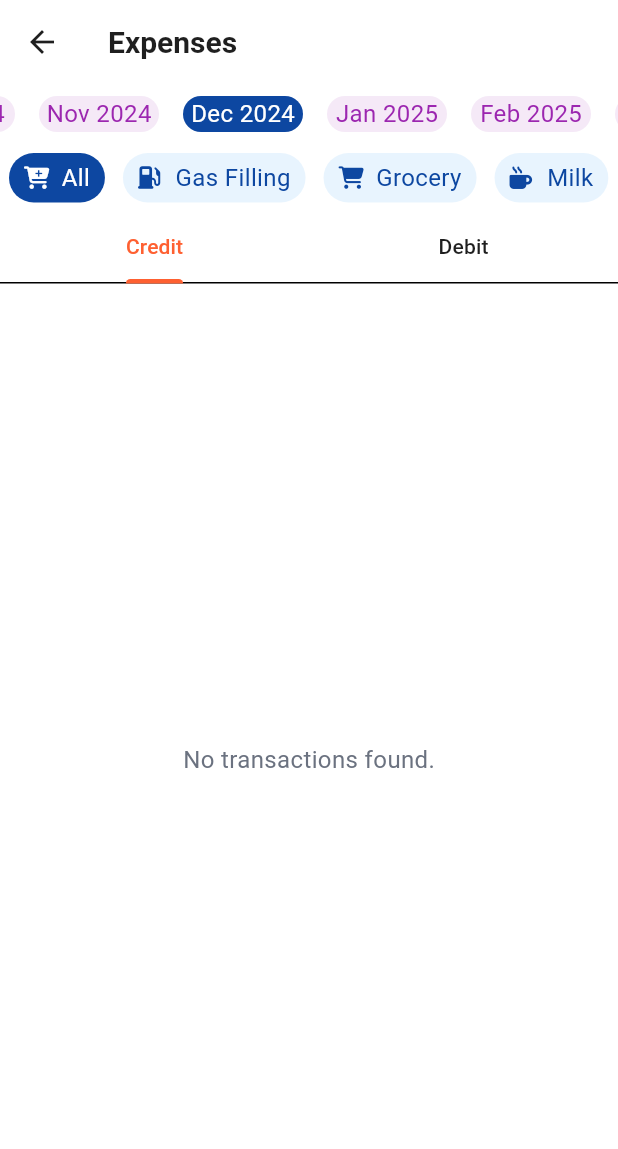
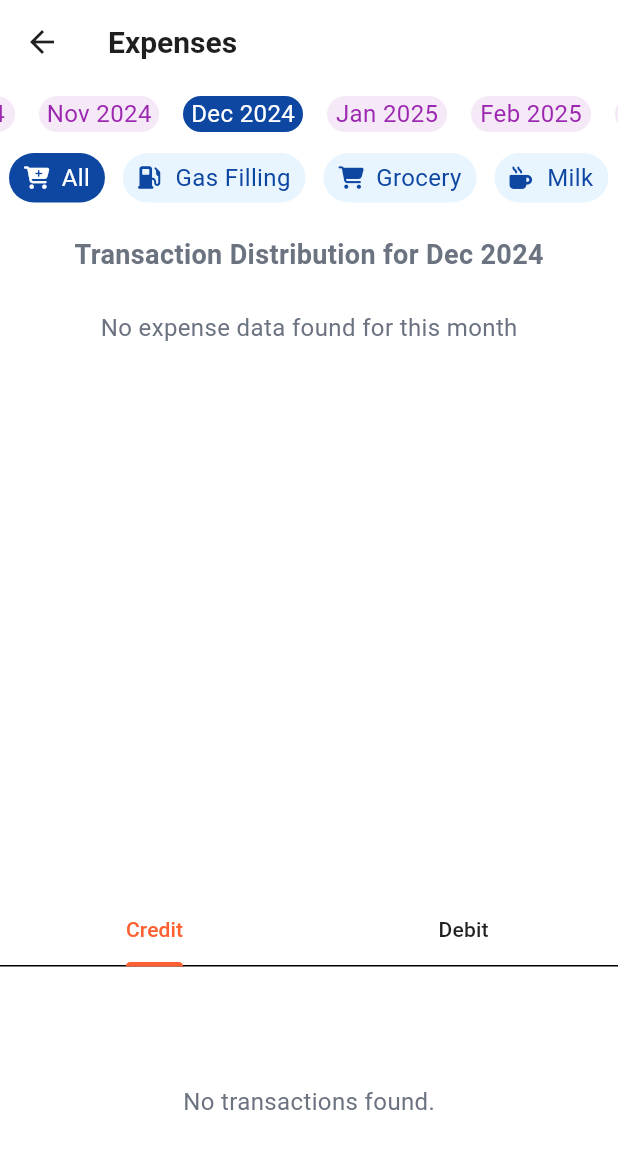
Before and after one commit to DakshKatewa/FINWISE-2.0, a Flutter app: the TransactionScreen screen opened directly, after a tap on an icon or button, on a phone screen of 412 x 824 dp. Shown: the top 1149 px of the screen. Run offline on Flutter 3.47's test engine with Material 3 defaults, Android fonts, the phone set to English and light mode, and no system bars; our stand-ins replace auto_size_text, cloud_firestore, firebase_auth, firebase_core, fl_chart, font_awesome_flutter; accounts and stored records are empty.

Commit message:
chart functionality

```diff
--- a/lib/screens/transaction_screen.dart
+++ b/lib/screens/transaction_screen.dart
@@ -1,3 +1,4 @@
+import 'package:budgettraker/widgets/expense_insights.dart';
 import 'package:flutter/material.dart';
 import 'package:intl/intl.dart';
 
@@ -23,7 +24,6 @@ class _TransactionScreenState extends State<TransactionScreen> {
     monthYear = DateFormat('MMM y').format(now);
   }
 
-//check here
   void refreshState() {
     setState(() {});
   }
@@ -31,9 +31,7 @@ class _TransactionScreenState extends State<TransactionScreen> {
   @override
   Widget build(BuildContext context) {
     return Scaffold(
-      appBar: AppBar(
-        title: const Text("Expenses"),
-      ),
+      appBar: AppBar(title: const Text("Expenses")),
       body: Column(
         children: [
           TimeLineMonth(
@@ -54,10 +52,17 @@ class _TransactionScreenState extends State<TransactionScreen> {
               }
             },
           ),
-          TypeTabBar(
-            category: category,
-            monthYear: monthYear,
-            onTransactionDeleted: refreshState,
+          Flexible(
+            flex: 2, // Gives more space to the chart
+            child: ExpenseInsights(selectedMonth: monthYear),
+          ),
+          // Replace Expanded with Flexible
+          Flexible(
+            child: TypeTabBar(
+              category: category,
+              monthYear: monthYear,
+              onTransactionDeleted: refreshState,
+            ),
           ),
         ],
       ),
--- /dev/null
+++ b/lib/widgets/expense_insights.dart
@@ -0,0 +1,289 @@
+import 'package:cloud_firestore/cloud_firestore.dart';
+import 'package:firebase_auth/firebase_auth.dart';
+import 'package:fl_chart/fl_chart.dart';
+import 'package:flutter/material.dart';
+import 'package:intl/intl.dart';
+
+class ExpenseInsights extends StatefulWidget {
+  final String selectedMonth; // Expected format: "Apr 2025"
+
+  const ExpenseInsights({super.key, required this.selectedMonth});
+
+  @override
+  State<ExpenseInsights> createState() => _ExpenseInsightsState();
+}
+
+class _ExpenseInsightsState extends State<ExpenseInsights> {
+  late Future<Map<String, double>> _expensesFuture;
+  bool _hasError = false;
+  String _errorMessage = '';
+
+  @override
+  void initState() {
+    super.initState();
+    _expensesFuture = _fetchExpensesGroupedByCategory();
+  }
+
+  @override
+  void didUpdateWidget(covariant ExpenseInsights oldWidget) {
+    super.didUpdateWidget(oldWidget);
+    if (oldWidget.selectedMonth != widget.selectedMonth) {
+      setState(() {
+        _hasError = false;
+        _errorMessage = '';
+        _expensesFuture = _fetchExpensesGroupedByCategory();
+      });
+    }
+  }
+
+  // In ExpenseInsights
+  Future<Map<String, double>> _fetchExpensesGroupedByCategory() async {
+    try {
+      print("Fetching data for month: ${widget.selectedMonth}");
+
+      // Check for null user with more detailed error info
+      final user = FirebaseAuth.instance.currentUser;
+      if (user == null) {
+        print("Error: Current user is null");
+        setState(() {
+          _hasError = true;
+          _errorMessage = "User not logged in";
+        });
+        return {"No Data": 1.0};
+      }
+
+      // Safe date parsing with error handling
+      DateTime parsedDate;
+      try {
+        parsedDate = DateFormat('MMM y').parse(widget.selectedMonth);
+        print("Successfully parsed date: $parsedDate");
+      } catch (e) {
+        print("Error parsing date '${widget.selectedMonth}': $e");
+        setState(() {
+          _hasError = true;
+          _errorMessage = "Invalid date format";
+        });
+        return {"Error": 1.0};
+      }
+
+      // Use monthyear field for filtering
+      final monthYearFilter = DateFormat('MMM y').format(parsedDate);
+      print("Using month/year filter: $monthYearFilter");
+
+      // Query Firestore with proper error handling
+      QuerySnapshot snapshot;
+      try {
+        snapshot =
+            await FirebaseFirestore.instance
+                .collection('users')
+                .doc(user.uid)
+                .collection('transactions')
+                .where('monthyear', isEqualTo: monthYearFilter)
+                .get();
+
+        print("Fetched ${snapshot.docs.length} documents");
+      } catch (e) {
+        print("Error querying Firestore: $e");
+        setState(() {
+          _hasError = true;
+          _errorMessage = "Database query failed";
+        });
+        return {"Error": 1.0};
+      }
+
+      Map<String, double> categoryTotals = {};
+
+      // Safely process documents with null checks
+      for (var doc in snapshot.docs) {
+        try {
+          final data = doc.data() as Map<String, dynamic>;
+
+          // Use null-safe access for all fields
+          String category = data['category'] as String? ?? 'Uncategorized';
+          String type = data['type'] as String? ?? 'Unknown';
+
+          // Handle numeric conversion safely
+          double amount;
+          if (data['amount'] is num) {
+            amount = (data['amount'] as num).toDouble();
+          } else {
+            print("Warning: Invalid amount in document ${doc.id}");
+            continue; // Skip this document
+          }
+
+          // Format category name
+          String displayCategory;
+          if (type.isNotEmpty) {
+            displayCategory =
+                "$category (${type[0].toUpperCase()}${type.substring(1)})";
+          } else {
+            displayCategory = "$category (Unknown)";
+          }
+
+          print("Category: $displayCategory, Amount: $amount");
+          categoryTotals[displayCategory] =
+              (categoryTotals[displayCategory] ?? 0) + amount;
+        } catch (e) {
+          print("Error processing document ${doc.id}: $e");
+          // Continue to next document
+        }
+      }
+
+      print("Final category totals: $categoryTotals");
+
+      if (categoryTotals.isEmpty) {
+        categoryTotals = {"No Data": 1.0};
+      }
+
+      return categoryTotals;
+    } catch (e, stackTrace) {
+      print("Error in _fetchExpensesGroupedByCategory: $e");
+      print("Stack trace: $stackTrace");
+      setState(() {
+        _hasError = true;
+        _errorMessage = e.toString();
+      });
+      return {"Error": 1.0};
+    }
+  }
+
+  @override
+  Widget build(BuildContext context) {
+    return FutureBuilder<Map<String, double>>(
+      future: _expensesFuture,
+      builder: (context, snapshot) {
+        if (snapshot.connectionState == ConnectionState.waiting) {
+          return const Center(child: CircularProgressIndicator());
+        } else if (snapshot.hasError || _hasError) {
+          return Padding(
+            padding: const EdgeInsets.all(16.0),
+            child: Text(
+              _errorMessage.isNotEmpty
+                  ? _errorMessage
+                  : 'An error occurred while fetching data.',
+              style: const TextStyle(color: Colors.red),
+            ),
+          );
+        } else if (!snapshot.hasData || snapshot.data == null) {
+          return const Padding(
+            padding: EdgeInsets.all(16.0),
+            child: Text('No data found.', style: TextStyle(fontSize: 16)),
+          );
+        }
+
+        final data = snapshot.data!;
+        final total = data.values.reduce((a, b) => a + b);
+
+        // Define separate color palettes for credits and debits
+        final creditColors = [
+          Colors.green[300]!,
+          Colors.green[400]!,
+          Colors.green[500]!,
+          Colors.green[600]!,
+          Colors.teal[400]!,
+          Colors.teal[500]!,
+        ];
+
+        final debitColors = [
+          Colors.red[300]!,
+          Colors.red[400]!,
+          Colors.red[500]!,
+          Colors.red[600]!,
+          Colors.orange[400]!,
+          Colors.orange[500]!,
+        ];
+
+        int creditColorIndex = 0;
+        int debitColorIndex = 0;
+
+        return Column(
+          children: [
+            const SizedBox(height: 16),
+            Text(
+              "Transaction Distribution for ${widget.selectedMonth}",
+              style: const TextStyle(fontSize: 18, fontWeight: FontWeight.bold),
+            ),
+            const SizedBox(height: 8),
+            if (data.containsKey("No Data"))
+              const Padding(
+                padding: EdgeInsets.all(16.0),
+                child: Text(
+                  "No expense data found for this month",
+                  style: TextStyle(fontSize: 16),
+                ),
+              )
+            else
+              SizedBox(
+                height: 250,
+                child: PieChart(
+                  PieChartData(
+                    sections:
+                        data.entries.map((entry) {
+                          final isCredit = entry.key.toLowerCase().contains(
+                            '(credit)',
+                          );
+                          final Color color =
+                              isCredit
+                                  ? creditColors[creditColorIndex++ %
+                                      creditColors.length]
+                                  : debitColors[debitColorIndex++ %
+                                      debitColors.length];
+                          final percentage = (entry.value / total) * 100;
+
+                          return PieChartSectionData(
+                            color: color,
+                            value: entry.value,
+                            title:
+                                entry.key
+                                    .replaceAll(' (Credit)', '\n(Credit)')
+                                    .replaceAll(' (Debit)', '\n(Debit)') +
+                                "\n${percentage.toStringAsFixed(1)}%",
+                            radius: 80,
+                            titleStyle: const TextStyle(
+                              fontSize: 10,
+                              fontWeight: FontWeight.w500,
+                              color: Colors.white,
+                            ),
+                          );
+                        }).toList(),
+                    sectionsSpace: 2,
+                    centerSpaceRadius: 40,
+                    pieTouchData: PieTouchData(enabled: true),
+                  ),
+                  swapAnimationDuration: const Duration(milliseconds: 150),
+                ),
+              ),
+
+            // Add a legend to explain the colors
+            if (!data.containsKey("No Data"))
+              Padding(
+                padding: const EdgeInsets.all(8.0),
+                child: Row(
+                  mainAxisAlignment: MainAxisAlignment.center,
+                  children: [
+                    _buildLegendItem("Credit", creditColors[0]),
+                    const SizedBox(width: 20),
+                    _buildLegendItem("Debit", debitColors[0]),
+                  ],
+                ),
+              ),
+          ],
+        );
+      },
+    );
+  }
+
+  Widget _buildLegendItem(String label, Color color) {
+    return Row(
+      children: [
+        Container(
+          width: 16,
+          height: 16,
+          decoration: BoxDecoration(color: color, shape: BoxShape.circle),
+        ),
+        const SizedBox(width: 4),
+        Text(label),
+      ],
+    );
+  }
+}
--- a/lib/widgets/tab_bar_view.dart
+++ b/lib/widgets/tab_bar_view.dart
@@ -15,17 +15,11 @@ class TypeTabBar extends StatelessWidget {
 
   @override
   Widget build(BuildContext context) {
-    return Expanded(
-      child: DefaultTabController(
+    return DefaultTabController(
       length: 2,
       child: Column(
         children: [
-            const TabBar(
-              tabs: [
-                Tab(text: "Credit"),
-                Tab(text: "Debit"),
-              ],
-            ),
+          const TabBar(tabs: [Tab(text: "Credit"), Tab(text: "Debit")]),
           Expanded(
             child: TabBarView(
               children: [
@@ -33,20 +27,19 @@ class TypeTabBar extends StatelessWidget {
                   category: category,
                   monthYear: monthYear,
                   type: 'credit',
-                    onTransactionDeleted: onTransactionDeleted, // 👈 pass here
+                  onTransactionDeleted: onTransactionDeleted,
                 ),
                 TransectionList(
                   category: category,
                   monthYear: monthYear,
                   type: 'debit',
-                    onTransactionDeleted: onTransactionDeleted, // 👈 and here
+                  onTransactionDeleted: onTransactionDeleted,
                 ),
               ],
             ),
           ),
         ],
       ),
-      ),
     );
   }
 }
```
Also changed, not shown: pubspec.yaml (+2 -7 lines), pubspec.lock. Lines whose indentation alone changed are shown as unchanged.
